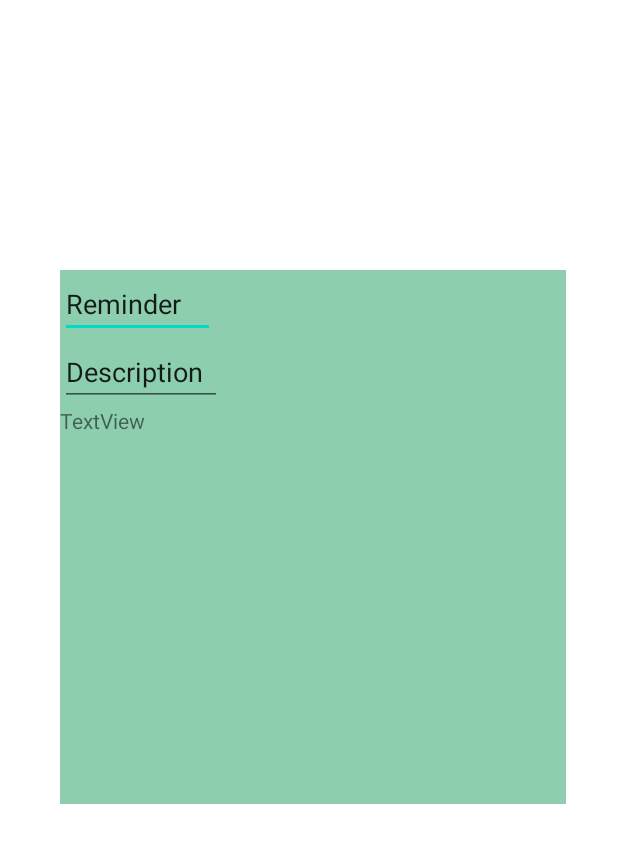
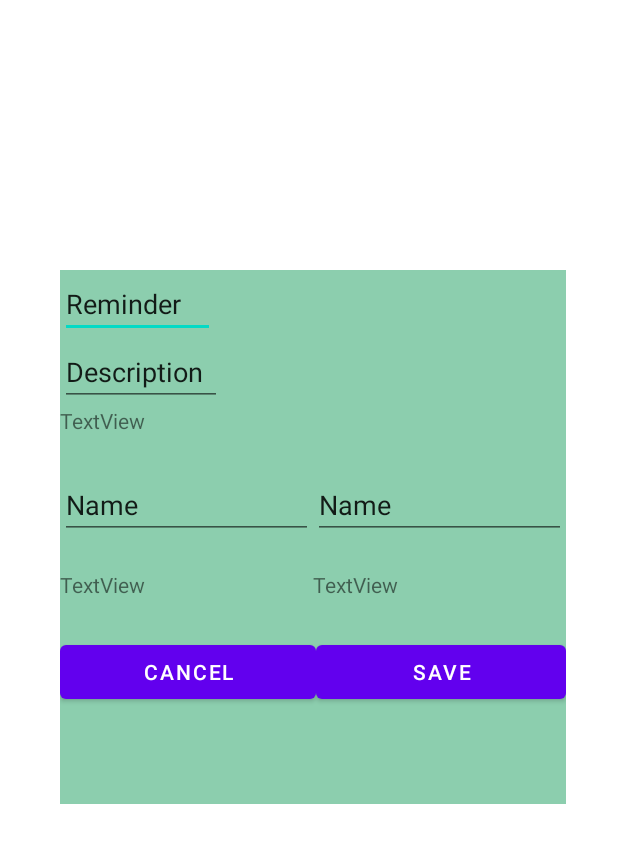
Before and after one commit to DevinSidler/Modul335, an Android app: the layout activity_reminder.xml on its own in the app's theme, with its tools: preview values and no code run, on a phone screen of 412 x 824 dp. Shown: the top 843 px of the screen. Run offline under Robolectric (Android 15) with nearby library versions, the phone set to English and light mode, and no system bars.

Commit message:
Basic Views created

```diff
--- a/app/src/main/res/layout/activity_reminder.xml
+++ b/app/src/main/res/layout/activity_reminder.xml
@@ -38,25 +38,77 @@
                 android:text="Description" />
 
             <TextView
-                android:id="@+id/textView2"
+                android:id="@+id/description"
                 android:layout_width="match_parent"
                 android:layout_height="43dp"
+                android:inputType="text"
                 android:text="TextView" />
 
             <LinearLayout
                 android:layout_width="match_parent"
-                android:layout_height="match_parent"
-                android:orientation="horizontal"/>
+                android:layout_height="66dp"
+                android:orientation="horizontal">
+
+                <EditText
+                    android:id="@+id/editTextTextPersonName7"
+                    android:layout_width="wrap_content"
+                    android:layout_height="wrap_content"
+                    android:layout_weight="1"
+                    android:ems="10"
+                    android:inputType="textPersonName"
+                    android:text="Name" />
+
+                <EditText
+                    android:id="@+id/editTextTextPersonName8"
+                    android:layout_width="wrap_content"
+                    android:layout_height="wrap_content"
+                    android:layout_weight="1"
+                    android:ems="10"
+                    android:inputType="textPersonName"
+                    android:text="Name" />
+            </LinearLayout>
+
+            <LinearLayout
+                android:layout_width="match_parent"
+                android:layout_height="44dp"
+                android:orientation="horizontal">
+
+                <TextView
+                    android:id="@+id/reminderDate"
+                    android:layout_width="wrap_content"
+                    android:layout_height="match_parent"
+                    android:layout_weight="1"
+                    android:inputType="date"
+                    android:text="TextView" />
+
+                <TextView
+                    android:id="@+id/reminderTime"
+                    android:layout_width="wrap_content"
+                    android:layout_height="match_parent"
+                    android:layout_weight="1"
+                    android:inputType="time"
+                    android:text="TextView" />
+            </LinearLayout>
 
             <LinearLayout
                 android:layout_width="match_parent"
                 android:layout_height="match_parent"
-                android:orientation="horizontal"></LinearLayout>
+                android:orientation="horizontal">
 
-            <LinearLayout
-                android:layout_width="match_parent"
-                android:layout_height="match_parent"
-                android:orientation="horizontal"></LinearLayout>
+                <Button
+                    android:id="@+id/cancelReminder"
+                    android:layout_width="wrap_content"
+                    android:layout_height="wrap_content"
+                    android:layout_weight="1"
+                    android:text="Cancel" />
+
+                <Button
+                    android:id="@+id/saveReminder"
+                    android:layout_width="wrap_content"
+                    android:layout_height="wrap_content"
+                    android:layout_weight="1"
+                    android:text="Save" />
+            </LinearLayout>
         </LinearLayout>
     </FrameLayout>
 
```
Also changed, not shown: app/src/main/res/layout/activity_note.xml (+55 -0 lines).
